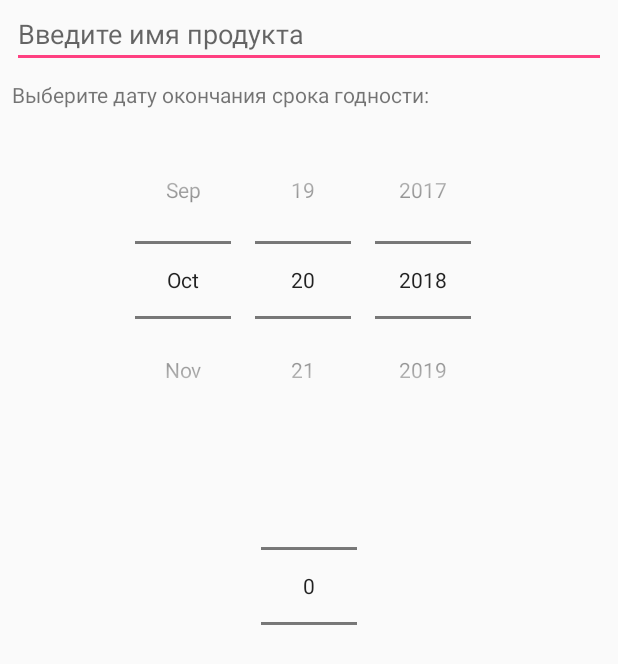
After one commit to LidaVygonskaya/FoodTracker, an Android app: the layout add_product.xml on its own in the app's theme, with its tools: preview values and no code run, on a phone screen of 412 x 824 dp. The commit adds this screen. Shown: the top 664 px of the screen. Run offline under Robolectric (Android 15) with nearby library versions, the phone set to English and light mode, and no system bars.

Commit message:
Add adding product manual

```diff
--- /dev/null
+++ b/app/src/main/res/layout/add_product.xml
@@ -0,0 +1,66 @@
+<?xml version="1.0" encoding="utf-8"?>
+<android.support.constraint.ConstraintLayout xmlns:android="http://schemas.android.com/apk/res/android"
+    xmlns:app="http://schemas.android.com/apk/res-auto"
+    xmlns:tools="http://schemas.android.com/tools"
+    android:layout_width="match_parent"
+    android:layout_height="match_parent">
+
+    <EditText
+        android:id="@+id/add_product"
+        android:layout_width="fill_parent"
+        android:layout_height="wrap_content"
+        android:layout_marginEnd="8dp"
+        android:layout_marginLeft="8dp"
+        android:layout_marginRight="8dp"
+        android:layout_marginStart="8dp"
+        android:hint="@string/enter_product_name"
+        android:textColor="@android:color/black"
+        app:layout_constraintEnd_toEndOf="parent"
+        app:layout_constraintStart_toStartOf="parent" />
+
+    <TextView
+        android:id="@+id/textView"
+        android:layout_width="match_parent"
+        android:layout_height="wrap_content"
+        android:layout_marginEnd="8dp"
+        android:layout_marginLeft="8dp"
+        android:layout_marginRight="8dp"
+        android:layout_marginStart="8dp"
+        android:layout_marginTop="8dp"
+        android:text="Выберите дату окончания срока годности:"
+        app:layout_constraintEnd_toEndOf="parent"
+        app:layout_constraintStart_toStartOf="parent"
+        app:layout_constraintTop_toBottomOf="@+id/add_product" />
+
+    <DatePicker
+        android:id="@+id/datePicker"
+        android:layout_width="match_parent"
+        android:layout_height="wrap_content"
+        android:layout_marginEnd="8dp"
+        android:layout_marginLeft="8dp"
+        android:layout_marginRight="8dp"
+        android:layout_marginStart="8dp"
+        android:layout_marginTop="8dp"
+        android:datePickerMode="spinner"
+        android:calendarViewShown="false"
+        app:layout_constraintEnd_toEndOf="parent"
+        app:layout_constraintStart_toStartOf="parent"
+        app:layout_constraintTop_toBottomOf="@+id/textView" />
+
+    <NumberPicker
+        android:id="@+id/numberPicker"
+        android:layout_width="wrap_content"
+        android:layout_height="wrap_content"
+        android:layout_gravity="center_horizontal"
+        android:layout_marginEnd="8dp"
+        android:layout_marginLeft="8dp"
+        android:layout_marginRight="8dp"
+        android:layout_marginStart="8dp"
+        android:layout_marginTop="8dp"
+        android:width="100dp"
+        android:orientation="vertical"
+        app:layout_constraintEnd_toEndOf="parent"
+        app:layout_constraintStart_toStartOf="parent"
+        app:layout_constraintTop_toBottomOf="@+id/datePicker" />
+
+</android.support.constraint.ConstraintLayout>
```
Also changed, not shown: app/src/main/java/com/example/lida/foodtracker/CameraScanActivity.java (+58 -5 lines), app/src/main/res/layout/activity_camera_scan.xml (+14 -1 lines).
